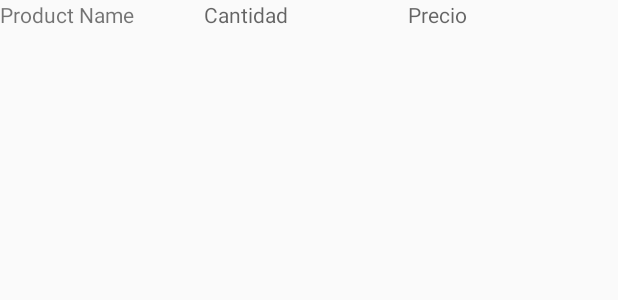
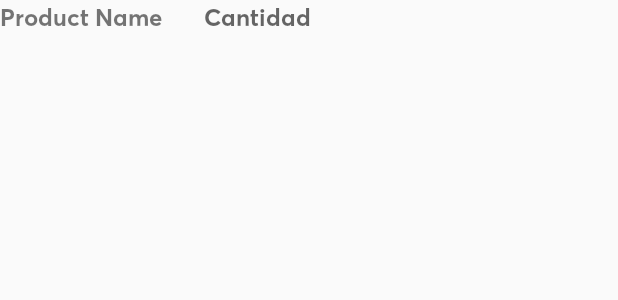
Before and after one commit to Alvarooo7/android-exam-demo, an Android app: the layout list_item.xml on its own in the app's theme, with its tools: preview values and no code run, on a phone screen of 412 x 824 dp. Shown: the top 300 px of the screen. Run offline under Robolectric (Android 15) with nearby library versions, the phone set to English and light mode, and no system bars.

Commit message:
Change font and size of text in list_view layout

```diff
--- a/app/src/main/java/com/example/myapp/QuestionOneActivity.java
+++ b/app/src/main/java/com/example/myapp/QuestionOneActivity.java
@@ -63,11 +63,13 @@ public class QuestionOneActivity extends AppCompatActivity {
                 showSummary();
             }
         });
+
     }
 
 
     public void calculateSalary(){
         double salaryInit = Double.parseDouble(salaryBase);
+        pensionText = insuranceText = "";
         salaryFinal = salaryInit;
         if (typeEmployee.equals("PLANILLA")) {salaryFinal += aditionalAmount = 1000; }
         else salaryFinal = salaryFinal +( aditionalAmount = (salaryFinal * 0.05));
@@ -108,6 +110,7 @@ public class QuestionOneActivity extends AppCompatActivity {
         rbChoice = findViewById(itemId);
         try {
             pensionSelect = rbChoice.getText().toString();
+            rbPension.clearCheck();
         }catch (Exception exp){
             pensionSelect="";
         }
@@ -117,6 +120,7 @@ public class QuestionOneActivity extends AppCompatActivity {
         rbChoice = findViewById(itemId);
         try {
             seguroSelect = rbChoice.getText().toString();
+            rbInsurance.clearCheck();
         }catch (Exception exp){
             seguroSelect="";
         }
@@ -127,6 +131,8 @@ public class QuestionOneActivity extends AppCompatActivity {
         hours = txtHours.getText().toString();
         typeEmployee = spType.getSelectedItem().toString();
     }
+
+
 
     public boolean validateInputs(){
         try{
--- a/app/src/main/res/layout/list_item.xml
+++ b/app/src/main/res/layout/list_item.xml
@@ -48,6 +48,8 @@
             android:layout_width="0dp"
             android:layout_height="wrap_content"
             android:text="Product Name"
+            android:textSize="16dp"
+            android:fontFamily="@font/averta_bold"
             app:layout_constraintEnd_toStartOf="@+id/guidelinePercentStartField"
             app:layout_constraintHorizontal_bias="0.0"
             app:layout_constraintStart_toStartOf="@+id/guidelinePercentStart"
@@ -57,6 +59,8 @@
                     android:id="@+id/txtQuantity"
                     android:layout_width="0dp"
                     android:layout_height="wrap_content"
+                    android:textSize="16dp"
+                    android:fontFamily="@font/averta_bold"
                     app:layout_constraintEnd_toStartOf="@+id/guidelinePercentEndField"
                     app:layout_constraintHorizontal_bias="0.0"
                     app:layout_constraintStart_toStartOf="@+id/guidelinePercentStartField"
@@ -67,10 +71,12 @@
                     android:id="@+id/txtAmount"
                     android:layout_width="0dp"
                     android:layout_height="wrap_content"
+                    android:fontFamily="@font/averta_bold"
                     app:layout_constraintStart_toStartOf="@+id/guidelinePercentEndField"
                     app:layout_constraintEnd_toStartOf="@+id/guidelinePercentEnd"
                     app:layout_constraintTop_toTopOf="parent"
-                    android:hint="Precio" />
+                    android:textSize="16dp"
+                    />
 
 
         </androidx.constraintlayout.widget.ConstraintLayout>
```
